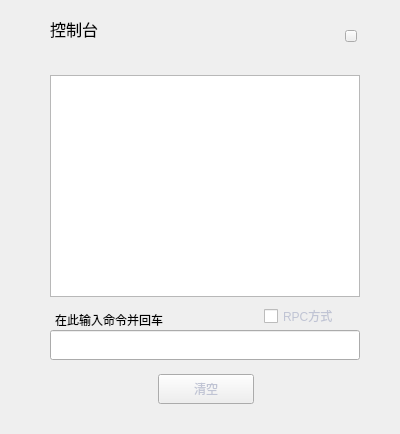
HcashOrg/hx-indicator, file LNKWallet/consoledialog.ui: the form before one commit.
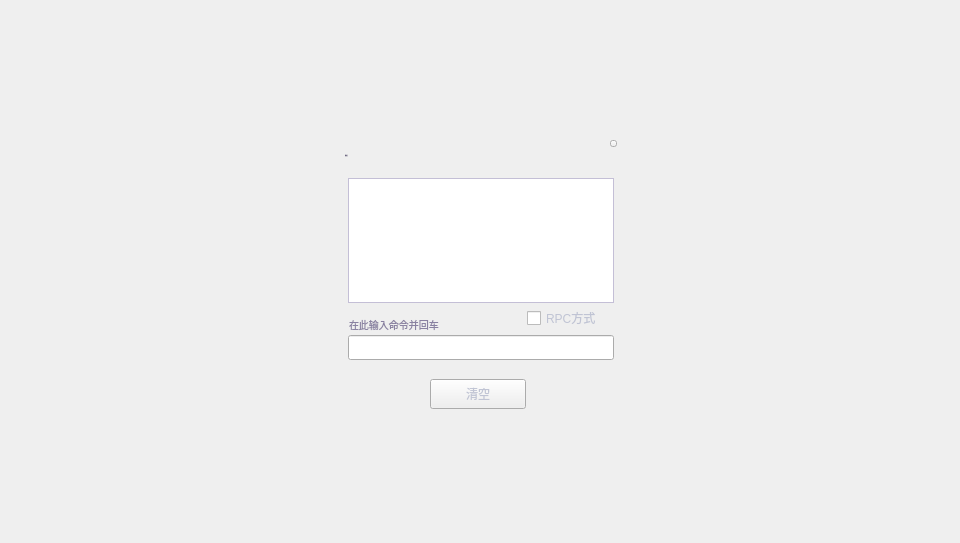
The form after the commit.

Diff of the .ui file:
```diff
--- a/LNKWallet/consoledialog.ui
+++ b/LNKWallet/consoledialog.ui
@@ -6,8 +6,8 @@
    <rect>
     <x>0</x>
     <y>0</y>
-    <width>400</width>
-    <height>434</height>
+    <width>960</width>
+    <height>543</height>
    </rect>
   </property>
   <property name="font">
@@ -24,19 +24,19 @@
   <widget class="QWidget" name="widget" native="true">
    <property name="geometry">
     <rect>
-     <x>10</x>
-     <y>10</y>
-     <width>380</width>
-     <height>414</height>
+     <x>0</x>
+     <y>0</y>
+     <width>960</width>
+     <height>543</height>
     </rect>
    </property>
    <widget class="QWidget" name="containerWidget" native="true">
     <property name="geometry">
      <rect>
-      <x>0</x>
-      <y>0</y>
-      <width>380</width>
-      <height>414</height>
+      <x>330</x>
+      <y>130</y>
+      <width>300</width>
+      <height>296</height>
      </rect>
     </property>
     <property name="font">
@@ -47,10 +47,10 @@
     <widget class="QTextBrowser" name="consoleBrowser">
      <property name="geometry">
       <rect>
-       <x>40</x>
-       <y>65</y>
-       <width>310</width>
-       <height>222</height>
+       <x>18</x>
+       <y>48</y>
+       <width>266</width>
+       <height>125</height>
       </rect>
      </property>
      <property name="font">
@@ -65,14 +65,19 @@
       <enum>Qt::DefaultContextMenu</enum>
      </property>
      <property name="styleSheet">
-      <string notr="true">color: rgb(0, 0, 0);</string>
+      <string notr="true">color: rgb(0, 0, 0);
+border:1px solid rgb(196,191,214);
+</string>
+     </property>
+     <property name="frameShadow">
+      <enum>QFrame::Sunken</enum>
      </property>
     </widget>
     <widget class="QToolButton" name="clearBtn">
      <property name="geometry">
       <rect>
-       <x>148</x>
-       <y>364</y>
+       <x>100</x>
+       <y>249</y>
        <width>96</width>
        <height>30</height>
       </rect>
@@ -100,10 +105,10 @@
     <widget class="QLineEdit" name="consoleLineEdit">
      <property name="geometry">
       <rect>
-       <x>40</x>
-       <y>320</y>
-       <width>310</width>
-       <height>30</height>
+       <x>18</x>
+       <y>205</y>
+       <width>266</width>
+       <height>25</height>
       </rect>
      </property>
      <property name="font">
@@ -121,22 +126,24 @@
     <widget class="QLabel" name="label">
      <property name="geometry">
       <rect>
-       <x>40</x>
-       <y>8</y>
-       <width>80</width>
+       <x>15</x>
+       <y>15</y>
+       <width>91</width>
        <height>21</height>
       </rect>
      </property>
      <property name="font">
       <font>
-       <family>Microsoft YaHei UI Light</family>
-       <pointsize>12</pointsize>
-       <weight>50</weight>
+       <family>黑体</family>
+       <pointsize>-1</pointsize>
+       <weight>9</weight>
+       <italic>false</italic>
        <bold>false</bold>
       </font>
      </property>
      <property name="styleSheet">
-      <string notr="true">color: rgb(0, 0, 0);</string>
+      <string notr="true">font: 75 18px &quot;黑体&quot;;
+color: rgb(52, 37, 90);</string>
      </property>
      <property name="text">
       <string>控制台</string>
@@ -148,10 +155,10 @@
     <widget class="QToolButton" name="closeBtn">
      <property name="geometry">
       <rect>
-       <x>335</x>
-       <y>20</y>
-       <width>12</width>
-       <height>12</height>
+       <x>280</x>
+       <y>10</y>
+       <width>7</width>
+       <height>7</height>
       </rect>
      </property>
      <property name="cursor">
@@ -167,22 +174,20 @@
     <widget class="QLabel" name="label_2">
      <property name="geometry">
       <rect>
-       <x>45</x>
-       <y>300</y>
+       <x>19</x>
+       <y>184</y>
        <width>311</width>
        <height>20</height>
       </rect>
      </property>
      <property name="font">
       <font>
-       <family>Microsoft YaHei UI Light</family>
-       <weight>50</weight>
-       <italic>false</italic>
-       <bold>false</bold>
+       <pointsize>-1</pointsize>
       </font>
      </property>
      <property name="styleSheet">
-      <string notr="true">color: rgb(0, 0, 0);</string>
+      <string notr="true">color: rgb(137,129,161);
+font-size:10px;</string>
      </property>
      <property name="text">
       <string>在此输入命令并回车</string>
@@ -191,8 +196,8 @@
     <widget class="QCheckBox" name="checkBox">
      <property name="geometry">
       <rect>
-       <x>254</x>
-       <y>296</y>
+       <x>197</x>
+       <y>178</y>
        <width>91</width>
        <height>20</height>
       </rect>
```
